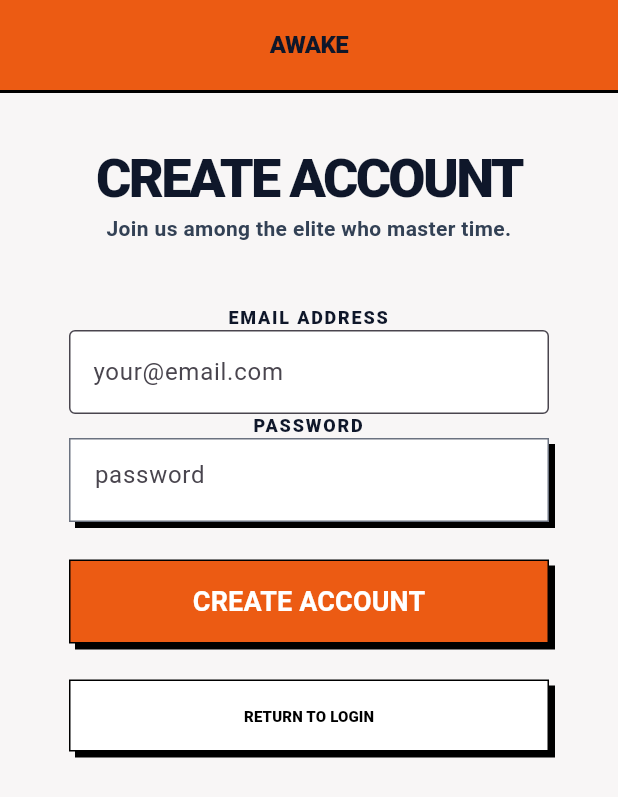
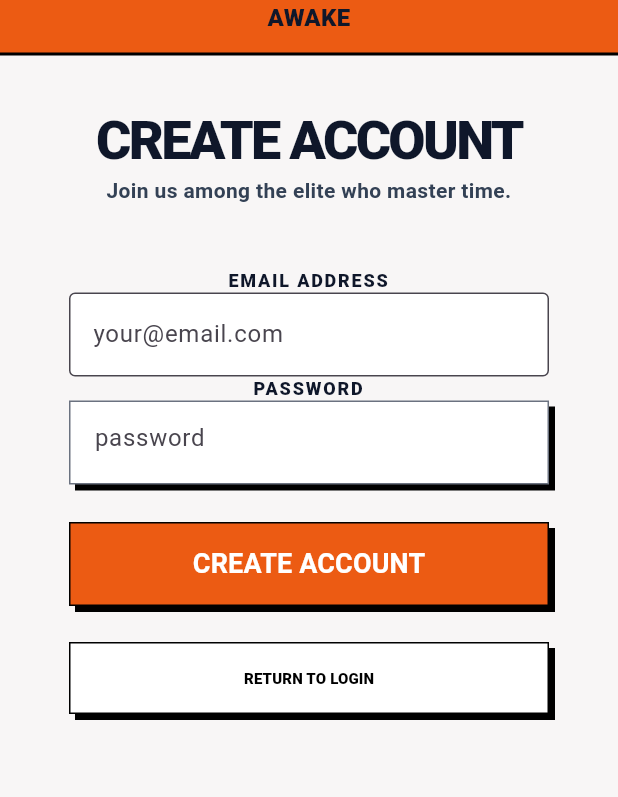
Before and after one commit to HYSTpj/AwakeApp, a Flutter app: the screen it shows after launch, after a tap on "CREATE ACCOUNT", on a phone screen of 412 x 824 dp. Shown: the top 797 px of the screen. Run offline on Flutter 3.47's test engine with Material 3 defaults, Android fonts, the phone set to English and light mode, and no system bars; our stand-ins replace cloud_firestore, drift, firebase_auth, firebase_core, firebase_storage, geocoding and 6 more; missing offline and left inert: alarm, mobile_scanner; accounts and stored records are empty; generated files the repository leaves out were written again; Roboto replaces fonts that are missing (Noto Sans JP); statements that could not run were skipped.

Commit message:
refactor: 共通ヘッダーのレイアウトを整理

```diff
--- a/lib/login/login_page.dart
+++ b/lib/login/login_page.dart
@@ -29,6 +29,7 @@ class _LoginPageState extends State<LoginPage> {
         Widget build(BuildContext context) {
           // Scaffoldを消して直接loginBodyを呼び出す
           return loginBody(
+            context,
             emailController: emailController,
             passwordController: passwordController,
 
--- a/lib/login/screen/login_body.dart
+++ b/lib/login/screen/login_body.dart
@@ -1,7 +1,8 @@
 import 'package:flutter/material.dart';
 import 'login_header_screen.dart';
 
-Widget loginBody({
+Widget loginBody(
+    BuildContext context, {
     required TextEditingController emailController, // LoginPageで定義したcontrollerを引数として受け取る
     required TextEditingController passwordController, // LoginPageで定義したcontrollerを引数として受け取る
     required VoidCallback onLoginPressed, // ログインボタンが押されたときの処理を引数として受け取る
@@ -14,7 +15,7 @@ Widget loginBody({
             child: Column(
                 children: [
 
-                    myHeader(), // ヘッダーを呼び出す
+                    myHeader(context), // ヘッダーを呼び出す
                     /* ロゴとキャッチコピーの部分 */
                     Padding(
                         padding: const EdgeInsets.only(top: 34, bottom: 24),
--- a/lib/login/screen/login_header_screen.dart
+++ b/lib/login/screen/login_header_screen.dart
@@ -1,14 +1,19 @@
 import 'package:flutter/material.dart';
 
-Widget myHeader() {
+Widget myHeader(BuildContext context) {
   return Container(
-    // 💡 背景色をオレンジにするならここで指定
     width: double.infinity,
-    padding: const EdgeInsets.symmetric(vertical: 20), // 文字の上下に隙間を作る
+    padding: EdgeInsets.only(
+      top: MediaQuery.of(context).padding.top,
+      bottom: 12,
+    ),
     decoration: const BoxDecoration(
-      color: Color(0xFFEC5B13), // オレンジ背景
+      color: Color(0xFFEC5B13),
       border: Border(
-        bottom: BorderSide(color: Colors.black, width: 2), // 下に黒い線を引く
+        bottom: BorderSide(
+          color: Colors.black,
+          width: 2,
+        ),
       ),
     ),
     child: const Text(
@@ -19,8 +24,6 @@ Widget myHeader() {
         fontSize: 16,
         fontFamily: 'Noto Sans JP',
         fontWeight: FontWeight.w900,
-        height: 1.25,
-        letterSpacing: -0.40,
       ),
     ),
   );
--- a/lib/login/screen/signup_body.dart
+++ b/lib/login/screen/signup_body.dart
@@ -24,7 +24,7 @@ class SignupBody extends StatelessWidget {
                 child: Column(
                     children: [
 
-                        myHeader(), // ヘッダーを呼び出す
+                        myHeader(context), // ヘッダーを呼び出す
                         /* ロゴとキャッチコピーの部分 */
                         Padding(
                             padding: const EdgeInsets.only(top: 34, bottom: 24),
```
